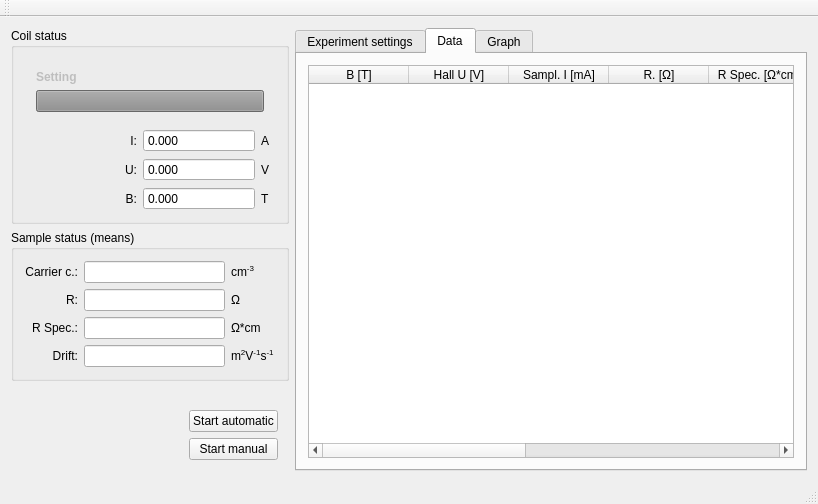
First picture: the form in hall/mainwindow.ui, repository mBr001/hall, before the edit.
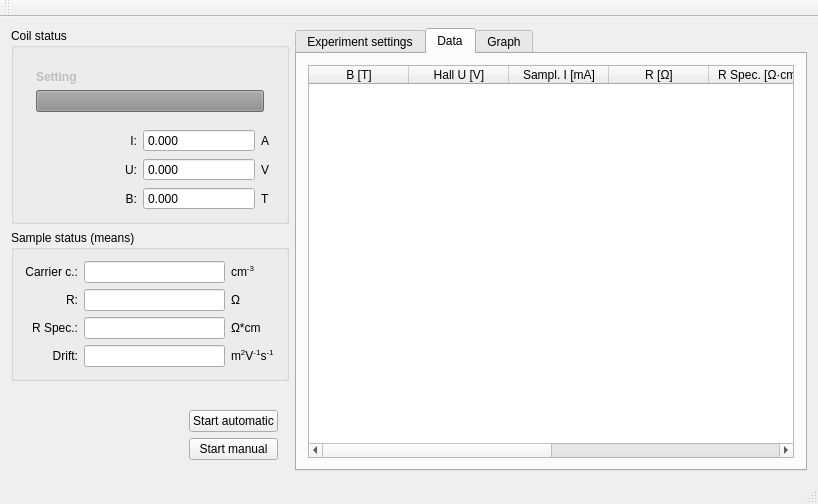
Second picture: the form after the edit. The open tabs and pages were chosen to show the change. Custom widgets are drawn as their Qt base class.

Patch:
```diff
--- a/hall/mainwindow.ui
+++ b/hall/mainwindow.ui
@@ -744,7 +744,7 @@
             </column>
             <column>
              <property name="text">
-              <string>R. [Ω]</string>
+              <string>R [Ω]</string>
              </property>
              <property name="toolTip">
               <string>Sample resistivity</string>
@@ -752,17 +752,12 @@
             </column>
             <column>
              <property name="text">
-              <string>R Spec. [Ω*cm]</string>
+              <string>R Spec. [Ω·cm]</string>
              </property>
             </column>
             <column>
              <property name="text">
-              <string>Carrier c. [cm^-3]</string>
-             </property>
-            </column>
-            <column>
-             <property name="text">
-              <string>Drift [m^2*V^-1*s^-1]</string>
+              <string>Drift [m^2·V^-1·s^-1]</string>
              </property>
             </column>
             <column>
```
